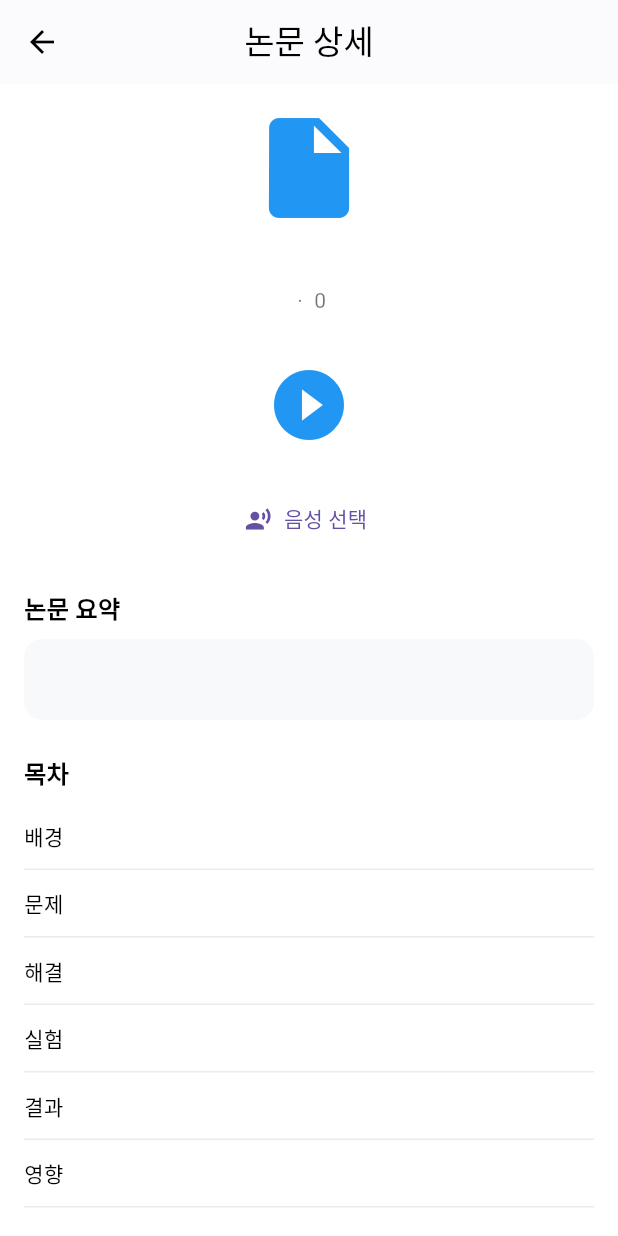
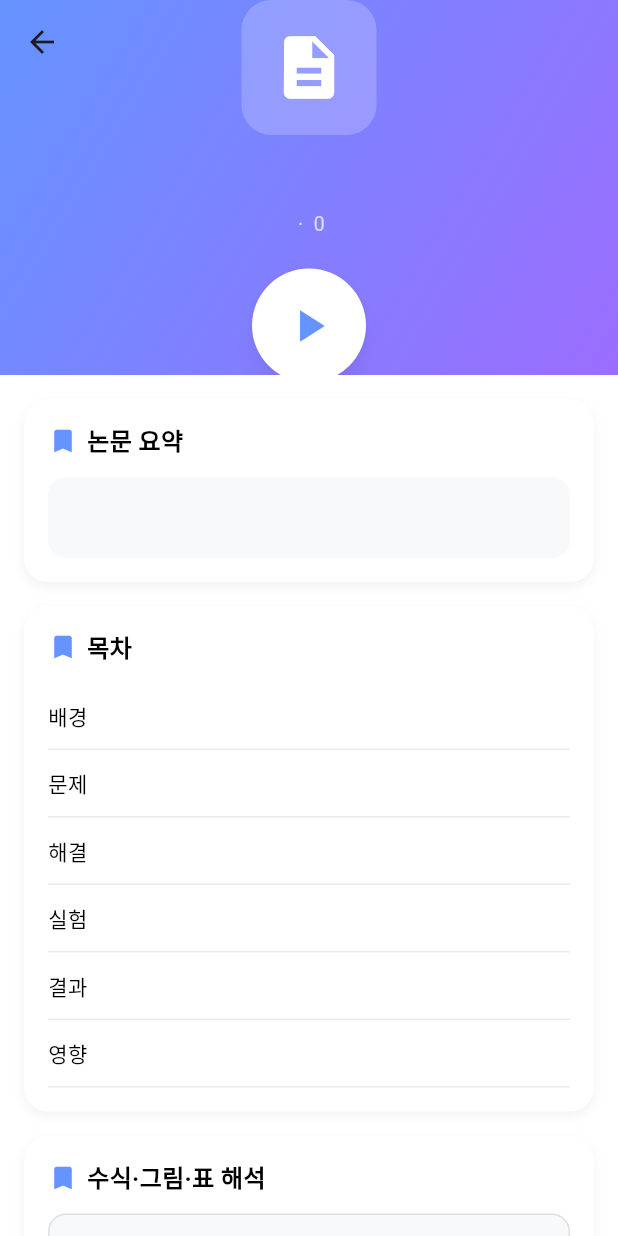
Before and after one commit to SSU-RSP/RSP-Frontend, a Flutter app: the PaperDetailScreen screen opened directly with empty values, on a phone screen of 412 x 824 dp. Run offline on Flutter 3.47's test engine with Material 3 defaults, Android fonts, the light colour scheme and no system bars.

Commit message:
결과 : 결과 페이지 디자인 변경

```diff
--- a/lib/features/Home/paper_detail_screen.dart
+++ b/lib/features/Home/paper_detail_screen.dart
@@ -13,54 +13,146 @@ class PaperDetailScreen extends StatelessWidget {
   @override
   Widget build(BuildContext context) {
     return Scaffold(
-      appBar: AppBar(
-        title: const Text("논문 상세"),
-        centerTitle: true,
-        elevation: 0.5,
+      body: CustomScrollView(
+        slivers: [
+          // 상단 AppBar + 그라데이션
+          SliverAppBar(
+            pinned: true,
+            expandedHeight: 250,
+            flexibleSpace: FlexibleSpaceBar(
+              background: Container(
+                decoration: const BoxDecoration(
+                  gradient: LinearGradient(
+                    colors: [Color(0xFF6593FF), Color(0xFF9B6DFF)],
+                    begin: Alignment.topLeft,
+                    end: Alignment.bottomRight,
+                  ),
+                ),
+                child: Column(
+                  mainAxisAlignment: MainAxisAlignment.center,
+                  children: [
+                    // 논문 아이콘
+                    Container(
+                      padding: const EdgeInsets.all(20),
+                      decoration: BoxDecoration(
+                        color: Colors.white.withOpacity(0.2),
+                        borderRadius: BorderRadius.circular(20),
+                      ),
+                      child: const Icon(Icons.description,
+                          color: Colors.white, size: 50),
+                    ),
+                    const SizedBox(height: 16),
+
+                    // 제목
+                    Text(
+                      paper.title,
+                      style: const TextStyle(
+                        fontSize: 18,
+                        fontWeight: FontWeight.bold,
+                        color: Colors.white,
+                      ),
+                      textAlign: TextAlign.center,
+                    ),
+                    const SizedBox(height: 8),
+
+                    // 저자 + 컨퍼런스
+                    Text(
+                      "${paper.authors} · ${paper.conference} ${paper.year}",
+                      style: const TextStyle(
+                        fontSize: 13,
+                        color: Colors.white70,
+                      ),
+                      textAlign: TextAlign.center,
+                    ),
+                    const SizedBox(height: 20),
+
+                    // 🔹 재생 버튼
+                    ElevatedButton(
+                      onPressed: () {},
+                      style: ElevatedButton.styleFrom(
+                        shape: const CircleBorder(),
+                        padding: const EdgeInsets.all(20),
                         backgroundColor: Colors.white,
-        foregroundColor: Colors.black,
+                        shadowColor: Colors.black26,
+                        elevation: 6,
                       ),
-      body: SingleChildScrollView(
-        padding: const EdgeInsets.fromLTRB(16, 16, 16, 24),
+                      child: const Icon(Icons.play_arrow,
+                          color: Color(0xFF6593FF), size: 36),
+                    ),
+                  ],
+                ),
+              ),
+            ),
+          ),
+
+          // 본문 (카드 스타일)
+          SliverToBoxAdapter(
+            child: Padding(
+              padding: const EdgeInsets.all(16),
+              child: Column(
+                children: [
+                  _buildSectionCard(
+                    context,
+                    title: "논문 요약",
+                    child: PaperSummarySection(summary: paper.summary),
+                  ),
+                  const SizedBox(height: 16),
+                  _buildSectionCard(
+                    context,
+                    title: "목차",
+                    child: const PaperTocSection(),
+                  ),
+                  const SizedBox(height: 16),
+                  _buildSectionCard(
+                    context,
+                    title: "수식·그림·표 해석",
+                    child: const PaperFigureSection(),
+                  ),
+                ],
+              ),
+            ),
+          ),
+        ],
+      ),
+    );
+  }
+
+  // 카드 스타일 공통 위젯
+  Widget _buildSectionCard(BuildContext context,
+      {required String title, required Widget child}) {
+    return Container(
+      width: double.infinity,
+      padding: const EdgeInsets.all(16),
+      decoration: BoxDecoration(
+        color: Colors.white,
+        borderRadius: BorderRadius.circular(16),
+        boxShadow: [
+          BoxShadow(
+            color: Colors.black.withOpacity(0.05),
+            blurRadius: 6,
+            offset: const Offset(0, 3),
+          ),
+        ],
+      ),
       child: Column(
         crossAxisAlignment: CrossAxisAlignment.start,
         children: [
-            /// 1) 오디오 플레이어
-            PaperAudioPlayer(
-              title: paper.title,
-              authors: paper.authors,
-              conference: paper.conference,
-              year: paper.year,
+          Row(
+            children: [
+              const Icon(Icons.bookmark, color: Color(0xFF6593FF), size: 20),
+              const SizedBox(width: 6),
+              Text(
+                title,
+                style: const TextStyle(
+                  fontSize: 16,
+                  fontWeight: FontWeight.bold,
                 ),
-            const SizedBox(height: 24),
-
-            /// 2) 요약 섹션
-            const Text(
-              "논문 요약",
-              style: TextStyle(fontWeight: FontWeight.bold, fontSize: 16),
               ),
-            const SizedBox(height: 8),
-            PaperSummarySection(summary: paper.summary),
-            const SizedBox(height: 24),
-
-            /// 3) 목차 (고정 6단계)
-            const Text(
-              "목차",
-              style: TextStyle(fontWeight: FontWeight.bold, fontSize: 16),
-            ),
-            const SizedBox(height: 8),
-            const PaperTocSection(),
-            const SizedBox(height: 24),
-
-            /// 4) 그림/표/수식 섹션
-            const Text(
-              "수식·그림·표 해석",
-              style: TextStyle(fontWeight: FontWeight.bold, fontSize: 16),
-            ),
-            const SizedBox(height: 8),
-            const PaperFigureSection(),
             ],
           ),
+          const SizedBox(height: 12),
+          child,
+        ],
       ),
     );
   }
```
Lines whose indentation alone changed are shown as unchanged.
